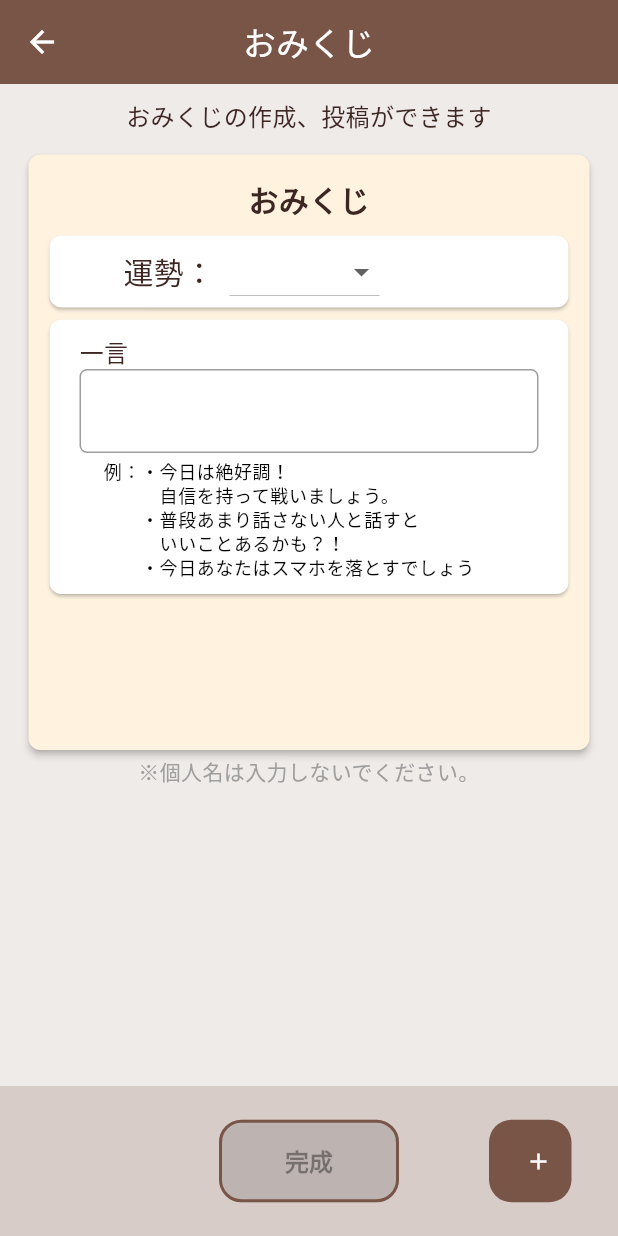
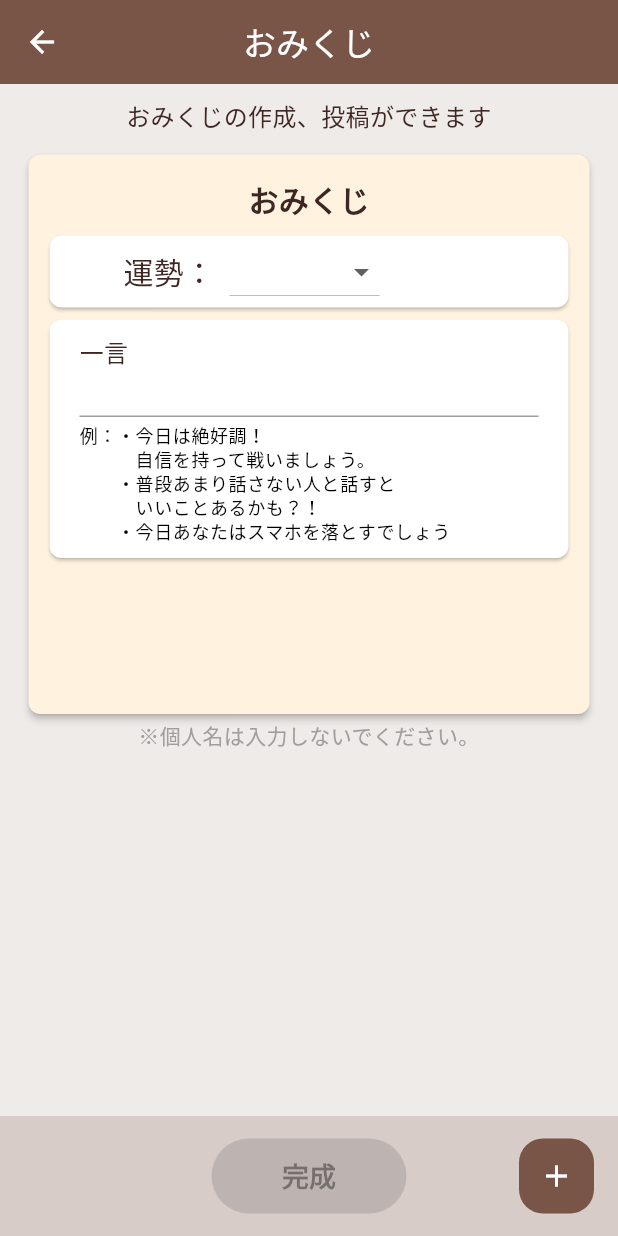
Before and after one commit to yukiMizo/rumutai_app_v3, a Flutter app: the MakeOmikujiScreen screen opened by its route, on a phone screen of 412 x 824 dp. Run offline on Flutter 3.47's test engine with Material 3 defaults, Android fonts, the phone set to English and light mode, and no system bars; our stand-ins replace cloud_firestore, firebase_core, firebase_database, firebase_messaging, flutter_local_notifications, flutter_riverpod and 4 more; missing offline and left inert: flutter_picker; accounts and stored records are empty; Roboto replaces fonts that are missing (YujiSyuku); statements that could not run were skipped.

Commit message:
fixed omikuji screen

```diff
--- a/lib/screens/omikuji/make_omikuji_screen.dart
+++ b/lib/screens/omikuji/make_omikuji_screen.dart
@@ -1,5 +1,6 @@
 import 'package:flutter/material.dart';
 import 'package:cloud_firestore/cloud_firestore.dart';
+import 'package:rumutai_app/themes/app_color.dart';
 
 import 'pick_omikuji_screen.dart';
 
@@ -75,6 +76,7 @@ class _MakeOmikujiScreenState extends State<MakeOmikujiScreen> {
             SizedBox(
               width: 100,
               child: DropdownButton(
+                dropdownColor: Colors.white,
                 style: const TextStyle(
                   fontWeight: FontWeight.bold,
                   color: Colors.black,
@@ -154,6 +156,9 @@ class _MakeOmikujiScreenState extends State<MakeOmikujiScreen> {
                     maxLines: null,
                     decoration: InputDecoration(
                       helperText: helperText == null ? null : "例：$helperText",
+                      enabledBorder: const UnderlineInputBorder(borderSide: BorderSide(color: Colors.grey)),
+                      border: const UnderlineInputBorder(),
+                      isDense: true,
                     ),
                   ),
                 ],
@@ -257,9 +262,7 @@ class _MakeOmikujiScreenState extends State<MakeOmikujiScreen> {
     }
   }
 
-  Widget _categoryButton({
-    required OmikujiCategory category,
-  }) {
+  Widget _categoryButton({required OmikujiCategory category}) {
     return SizedBox(
       width: 150,
       child: FilledButton(
@@ -268,8 +271,7 @@ class _MakeOmikujiScreenState extends State<MakeOmikujiScreen> {
             color: Theme.of(context).colorScheme.primary,
             width: 2,
           ),
-          shape:
-              RoundedRectangleBorder(borderRadius: BorderRadius.circular(10)),
+          shape: RoundedRectangleBorder(borderRadius: BorderRadius.circular(10)),
           backgroundColor: Colors.white,
           foregroundColor: Colors.brown.shade800,
         ),
@@ -281,9 +283,11 @@ class _MakeOmikujiScreenState extends State<MakeOmikujiScreen> {
                 });
                 Navigator.of(context).pop();
               },
+        child: FittedBox(
           child: Text(
             _categoryLable(category),
             style: TextStyle(color: Colors.brown.shade900),
+          ),
         ),
       ),
     );
@@ -363,8 +367,7 @@ class _MakeOmikujiScreenState extends State<MakeOmikujiScreen> {
           width: _insideCardWidth,
           category: category,
           title: "一言",
-          helperText:
-              "・今日は絶好調！\n　　　自信を持って戦いましょう。\n　　・普段あまり話さない人と話すと\n　　　いいことあるかも？！\n　　・今日あなたはスマホを落とすでしょう",
+          helperText: "・今日は絶好調！\n　　　自信を持って戦いましょう。\n　　・普段あまり話さない人と話すと\n　　　いいことあるかも？！\n　　・今日あなたはスマホを落とすでしょう",
         );
       case OmikujiCategory.luckyNum:
         return _inputCard(
@@ -434,14 +437,10 @@ class _MakeOmikujiScreenState extends State<MakeOmikujiScreen> {
 
   Widget _addButton() {
     return SizedBox(
-      width: 55,
-      height: 55,
-      child: FilledButton(
-        style: FilledButton.styleFrom(
-          shape: RoundedRectangleBorder(
-            borderRadius: BorderRadius.circular(15),
-          ),
-        ),
+      width: 50,
+      height: 50,
+      child: FloatingActionButton(
+        elevation: 0,
         onPressed: () => _showBottomSheetMenu(context),
         child: const Icon(Icons.add),
       ),
@@ -450,31 +449,19 @@ class _MakeOmikujiScreenState extends State<MakeOmikujiScreen> {
 
   Widget _sumbitButton() {
     return SizedBox(
-      height: 55,
-      width: 120,
-      child: FilledButton(
-        style: FilledButton.styleFrom(
-          side: BorderSide(
-            color: Theme.of(context).colorScheme.primary,
-            width: 2,
-          ),
-          shape: RoundedRectangleBorder(
-            borderRadius: BorderRadius.circular(15),
-          ),
-          backgroundColor: Colors.white,
-          foregroundColor: Colors.brown.shade800,
-        ),
+      height: 50,
+      width: 130,
+      child: ElevatedButton(
         onPressed: (_selectedFortune == null || _oneWordController.text == "")
             ? null
             : () => showDialog(
                 context: context,
                 builder: (_) {
                   return _dialog();
-                  },
-                ),
+                }),
         child: const Text(
           "完成",
-          style: TextStyle(fontWeight: FontWeight.w600, fontSize: 16),
+          style: TextStyle(fontWeight: FontWeight.w600, fontSize: 18),
         ),
       ),
     );
@@ -552,6 +539,7 @@ class _MakeOmikujiScreenState extends State<MakeOmikujiScreen> {
     bool dialogIsLoading = false;
     return StatefulBuilder(
       builder: (context, setStateInDialog) => AlertDialog(
+        insetPadding: const EdgeInsets.all(10),
         title: const Text("確認"),
         content: SizedBox(
           height: 350,
@@ -571,9 +559,7 @@ class _MakeOmikujiScreenState extends State<MakeOmikujiScreen> {
                                 vertical: 10,
                                 horizontal: 15,
                               ),
-                              child: Column(
-                                  crossAxisAlignment: CrossAxisAlignment.start,
-                                  children: [
+                              child: Column(crossAxisAlignment: CrossAxisAlignment.start, children: [
                                 SizedBox(
                                   width: double.infinity,
                                   child: Text(
@@ -605,8 +591,7 @@ class _MakeOmikujiScreenState extends State<MakeOmikujiScreen> {
                                 const Divider(),
                                 ListView.builder(
                                   primary: false,
-                                      physics:
-                                          const NeverScrollableScrollPhysics(),
+                                  physics: const NeverScrollableScrollPhysics(),
                                   shrinkWrap: true,
                                   itemCount: _categoryListToShow.length,
                                   itemBuilder: (context, index) {
@@ -649,7 +634,6 @@ class _MakeOmikujiScreenState extends State<MakeOmikujiScreen> {
               width: 120,
               height: 40,
               child: OutlinedButton(
-                style: OutlinedButton.styleFrom(foregroundColor: Colors.black),
                 onPressed: () => Navigator.pop(context),
                 child: const Text("キャンセル"),
               ),
@@ -659,13 +643,6 @@ class _MakeOmikujiScreenState extends State<MakeOmikujiScreen> {
               width: 120,
               height: 40,
               child: FilledButton(
-                style: ButtonStyle(
-                  shape: MaterialStateProperty.all<RoundedRectangleBorder>(
-                    RoundedRectangleBorder(
-                      borderRadius: BorderRadius.circular(5),
-                    ),
-                  ),
-                ),
                 child: const Text("投稿"),
                 onPressed: () async {
                   final List contentList = [];
@@ -687,9 +664,7 @@ class _MakeOmikujiScreenState extends State<MakeOmikujiScreen> {
                   setStateInDialog(() {
                     dialogIsLoading = true;
                   });
-                  await FirebaseFirestore.instance
-                      .collection('omikujiData')
-                      .add(data);
+                  await FirebaseFirestore.instance.collection('omikujiData').add(data);
 
                   if (!mounted) return;
                   ScaffoldMessenger.of(context).showSnackBar(
@@ -805,22 +780,17 @@ class _MakeOmikujiScreenState extends State<MakeOmikujiScreen> {
       ),
       bottomNavigationBar: BottomAppBar(
         color: Colors.brown.shade100,
-        height: 100,
+        height: 80,
         child: Stack(
           alignment: Alignment.center,
           children: [
             Row(
               mainAxisAlignment: MainAxisAlignment.center,
-              children: [
-                _sumbitButton(),
-              ],
+              children: [_sumbitButton()],
             ),
             Row(
               mainAxisAlignment: MainAxisAlignment.end,
-              children: [
-                _addButton(),
-                const SizedBox(width: 15),
-              ],
+              children: [_addButton()],
             ),
           ],
         ),
```
Lines whose indentation alone changed are shown as unchanged.
